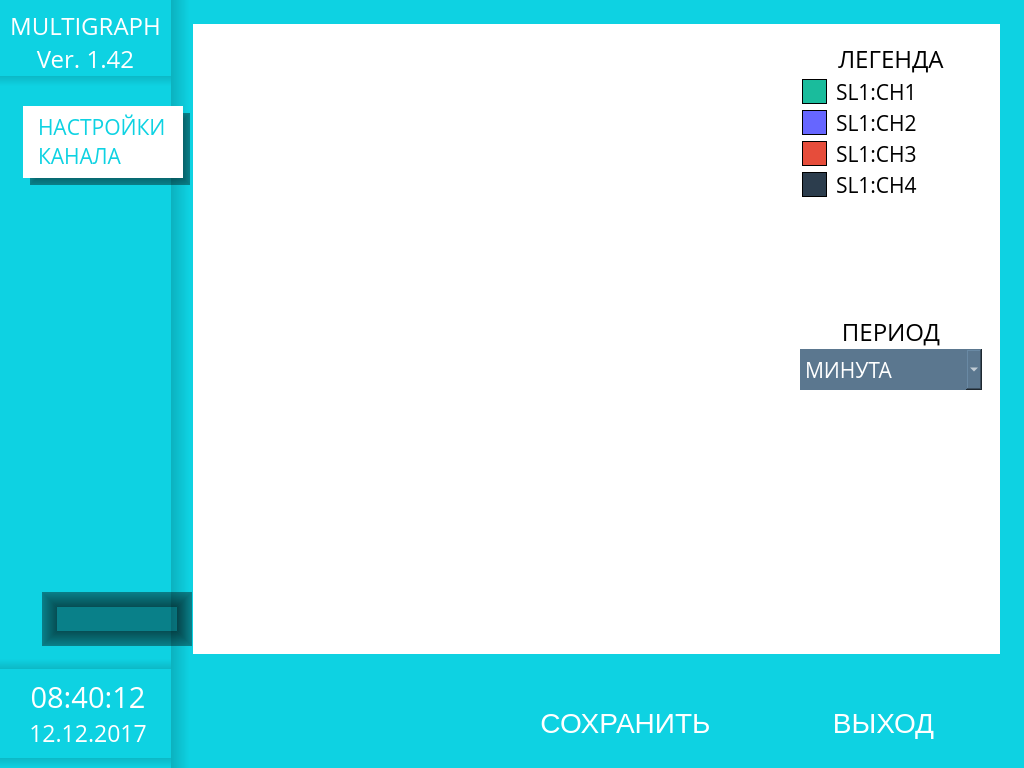
This is settings.ui in tomyqg/topaz-m as Qt 5 draws it before an edit. The edited form follows.
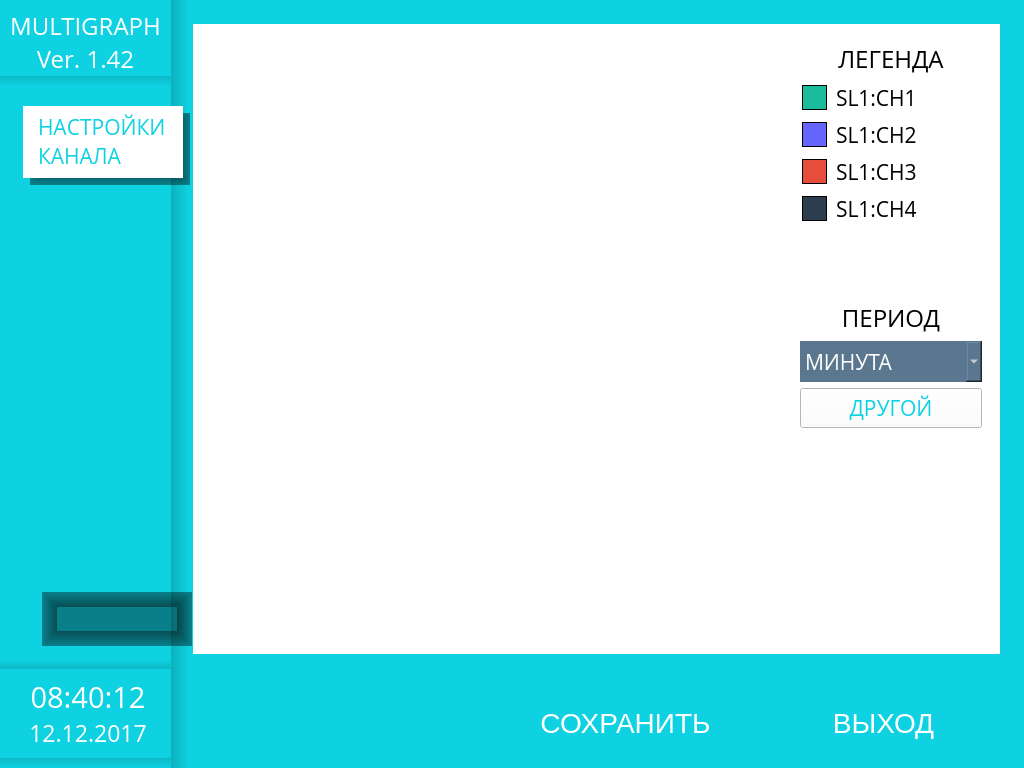
This is the edited form. The open tabs and pages were chosen to show the change. Icons and pictures are not drawn. Custom widgets are drawn as their Qt base class.

Diff of the .ui file:
```diff
--- a/settings.ui
+++ b/settings.ui
@@ -1768,9 +1768,6 @@
                 <enum>QFrame::Raised</enum>
                </property>
                <layout class="QVBoxLayout" name="verticalLayout_8">
-                <property name="spacing">
-                 <number>0</number>
-                </property>
                 <item>
                  <widget class="QLabel" name="label_14">
                   <property name="font">
@@ -2228,6 +2225,28 @@
                   </item>
                  </widget>
                 </item>
+                <item>
+                 <widget class="wButtonStyled" name="bUserPeriod">
+                  <property name="minimumSize">
+                   <size>
+                    <width>100</width>
+                    <height>40</height>
+                   </size>
+                  </property>
+                  <property name="font">
+                   <font>
+                    <family>Open Sans</family>
+                    <pointsize>16</pointsize>
+                   </font>
+                  </property>
+                  <property name="styleSheet">
+                   <string notr="true">color: rgb(14, 210, 226);</string>
+                  </property>
+                  <property name="text">
+                   <string>ДРУГОЙ</string>
+                  </property>
+                 </widget>
+                </item>
                 <item>
                  <spacer name="verticalSpacer_21">
                   <property name="orientation">
```
Left out of the diff: 8 changed lines with no effect on the pictures.
